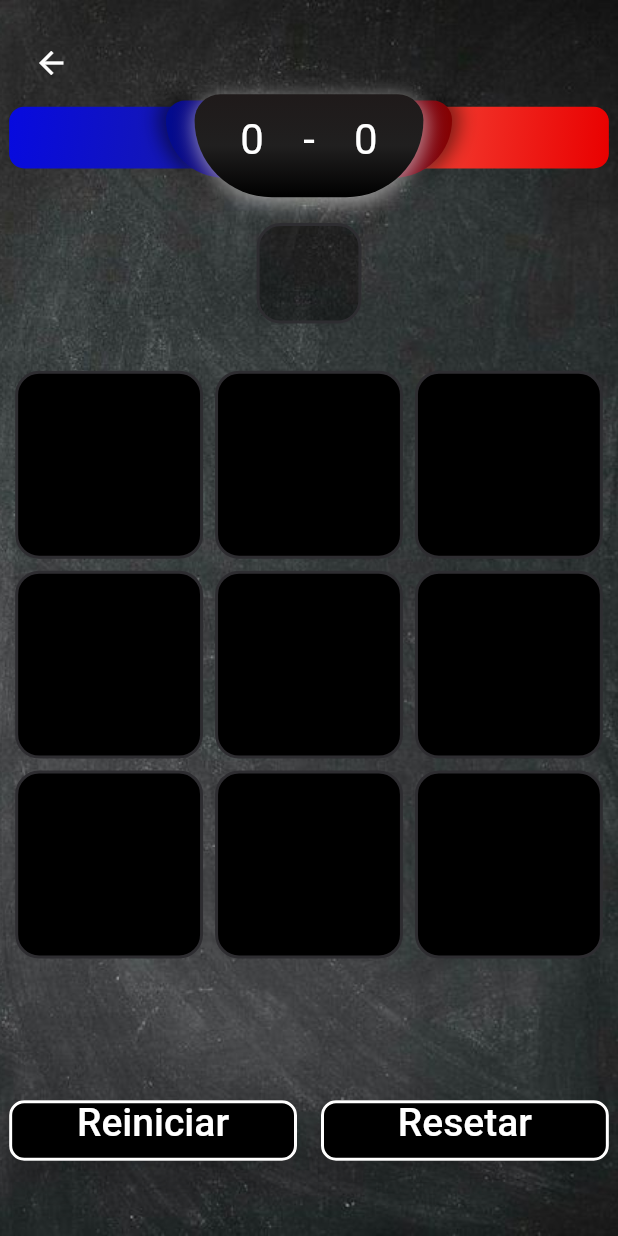
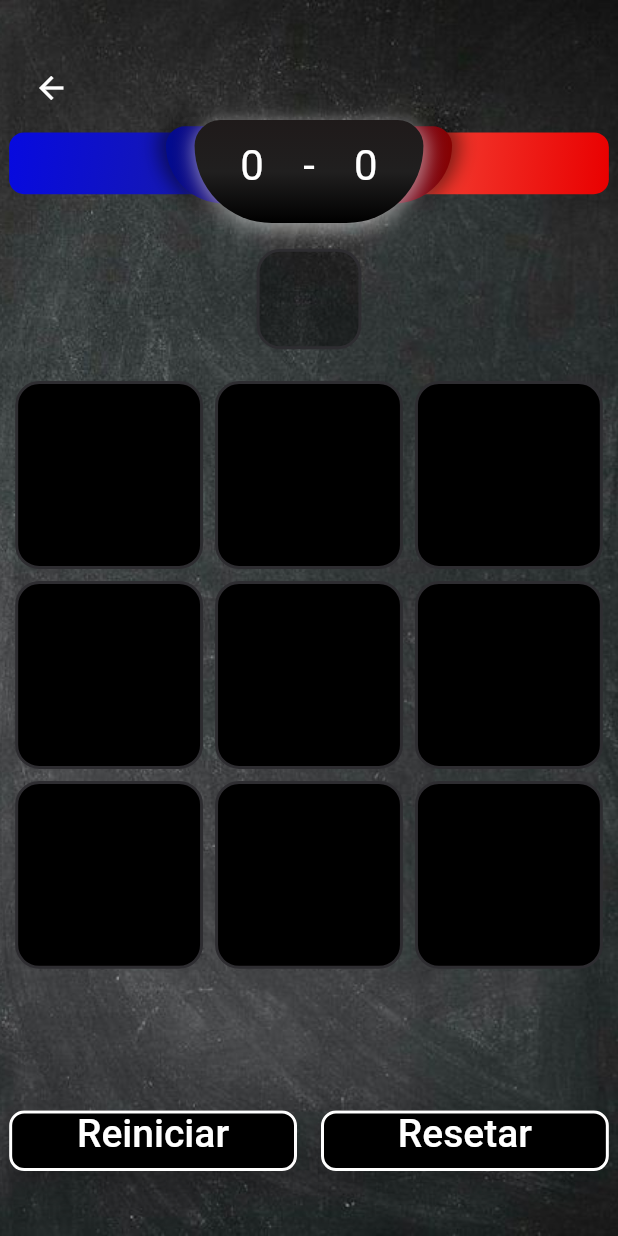
Before and after one commit to thiagolop/jogo_da_velha, a Flutter app: the HomePage screen opened by its route, on a phone screen of 412 x 824 dp. Run offline on Flutter 3.47's test engine with Material 2 defaults, Android fonts, the phone set to English and light mode, and no system bars; our stand-ins replace google_fonts; Roboto replaces fonts that are missing (Coiny).

Commit message:
fixed bugs

```diff
--- a/lib/app/pages/home/view/home_page.dart
+++ b/lib/app/pages/home/view/home_page.dart
@@ -1,6 +1,5 @@
 import 'package:flutter/material.dart';
 import 'package:jogo_da_velha/app/core/extensions/responsive.dart';
-import 'package:jogo_da_velha/app/core/ui/styles/colors_app.dart';
 import 'package:jogo_da_velha/app/core/ui/styles/text_app.dart';
 import 'package:jogo_da_velha/app/pages/home/controller/home_controller.dart';
 import 'package:jogo_da_velha/app/pages/home/widgets/app_bar_area.dart';
@@ -18,27 +17,27 @@ class HomePage extends StatelessWidget {
     return Consumer<HomeController>(
       builder: (_, controller, __) {
         return Scaffold(
-          backgroundColor: context.colorsApp.backgroundColor,
           body: Container(
+            height: double.maxFinite,
             decoration: const BoxDecoration(
               image: DecorationImage(
                 image: AssetImage('assets/images/background2.jpg'),
                 fit: BoxFit.cover,
               ),
             ),
-            child: ListView(
-              children: [
-                Padding(
+            child: SingleChildScrollView(
+              child: Padding(
                 padding: EdgeInsets.only(top: 40.heigth, left: 16.width, right: 16.width, bottom: 32.heigth),
                 child: Column(
                   mainAxisAlignment: MainAxisAlignment.spaceAround,
                   crossAxisAlignment: CrossAxisAlignment.center,
                   children: [
+                    SizedBox(height: 50.heigth),
                     const AppBarArea(),
                     const ScoreGame(),
                     SizedBox(height: 50.heigth),
                     OnTurnText(controller: controller, text: controller.jogador),
-                      SizedBox(height: 80.heigth),
+                    SizedBox(height: 50.heigth),
                     const GameWidget(),
                     Text(controller.vencedor, style: context.textStyles.textCoiny),
                     SizedBox(height: 80.heigth),
@@ -46,7 +45,6 @@ class HomePage extends StatelessWidget {
                   ],
                 ),
               ),
-              ],
             ),
           ),
         );
--- a/lib/app/pages/home/widgets/on_turn_text.dart
+++ b/lib/app/pages/home/widgets/on_turn_text.dart
@@ -24,11 +24,9 @@ class OnTurnText extends StatelessWidget {
           border: Border.all(color: context.colorsApp.backgroundColor, width: 2),
           color: Colors.black.withOpacity(0.4),
         ),
-        child: Expanded(
-          child: Text(
-            text,
-            style: context.textStyles.textCoiny.copyWith(color: context.colorsApp.whiteColor),
-          ),
+        child: Text(
+          text,
+          style: context.textStyles.textCoiny.copyWith(color: context.colorsApp.whiteColor),
         ),
       ),
     );
--- a/lib/app/pages/register/register_page.dart
+++ b/lib/app/pages/register/register_page.dart
@@ -87,7 +87,7 @@ class RegisterPage extends StatelessWidget {
                               fillColor: context.colorsApp.whiteColor,
                             ),
                           ),
-                          SizedBox(height: context.percentHeight(0.05)),
+                          SizedBox(height: context.percentHeight(0.005)),
                           TextFormField(
                             maxLength: 10,
                             style: context.textStyles.textCoiny.copyWith(color: context.colorsApp.primaryColor, fontSize: 18),
```
Lines whose indentation alone changed are shown as unchanged.
